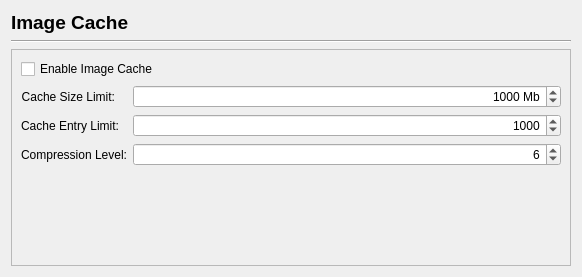
Above: scribus/ui/prefs_imagecachebase.ui from scribusproject/scribus before the change. Below: the same form after it.
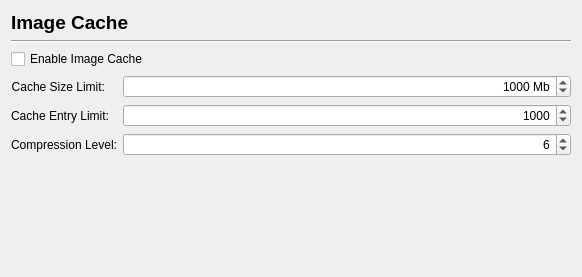
That is the form after the change.

Commit message: #16367: Remove frame border from hidden scrollareas in main Preferences dialog <bubu>

The edit to the form file:
```diff
--- a/scribus/ui/prefs_imagecachebase.ui
+++ b/scribus/ui/prefs_imagecachebase.ui
@@ -37,6 +37,12 @@
    </item>
    <item>
     <widget class="QScrollArea" name="scrollArea">
+     <property name="frameShape">
+      <enum>QFrame::NoFrame</enum>
+     </property>
+     <property name="frameShadow">
+      <enum>QFrame::Plain</enum>
+     </property>
      <property name="widgetResizable">
       <bool>true</bool>
      </property>
@@ -50,6 +56,15 @@
        </rect>
       </property>
       <layout class="QVBoxLayout" name="verticalLayout_2">
+       <property name="leftMargin">
+        <number>0</number>
+       </property>
+       <property name="topMargin">
+        <number>0</number>
+       </property>
+       <property name="rightMargin">
+        <number>0</number>
+       </property>
        <item>
         <widget class="QCheckBox" name="enableImageCacheCheckBox">
          <property name="text">
```
The commit also changes 7 other files.
